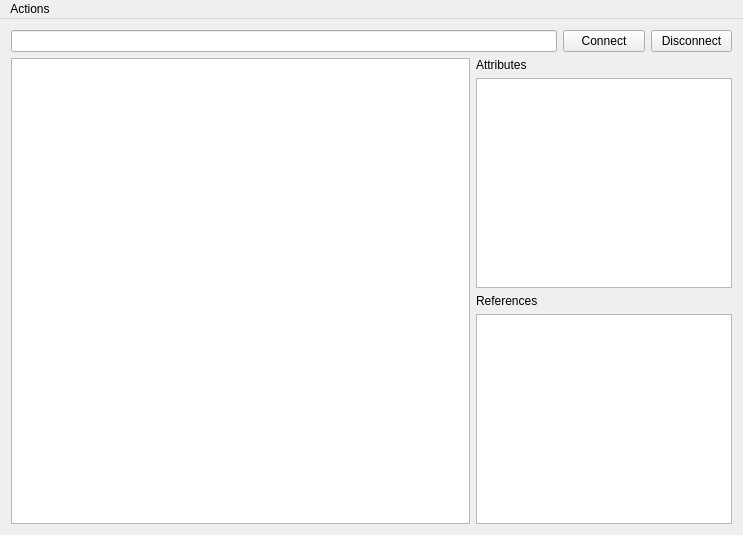
Old version of the form mainwindow_ui.ui in the repository FreeOpcUa/opcua-client-gui.
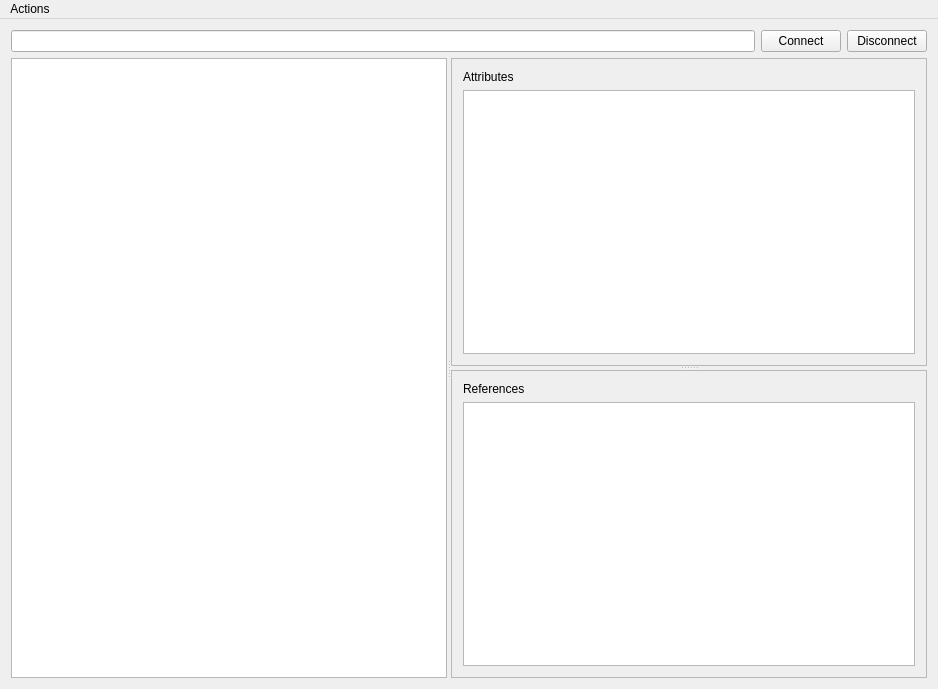
New version of the form.

Patch:
```diff
--- a/mainwindow_ui.ui
+++ b/mainwindow_ui.ui
@@ -6,60 +6,90 @@
    <rect>
     <x>0</x>
     <y>0</y>
-    <width>743</width>
-    <height>535</height>
+    <width>938</width>
+    <height>689</height>
    </rect>
   </property>
   <property name="windowTitle">
    <string>MainWindow</string>
   </property>
   <widget class="QWidget" name="centralWidget">
-   <layout class="QGridLayout" name="gridLayout">
-    <item row="0" column="0" colspan="2">
+   <layout class="QGridLayout" name="gridLayout_3">
+    <item row="0" column="0">
      <widget class="QLineEdit" name="addrLineEdit"/>
     </item>
-    <item row="0" column="2">
+    <item row="0" column="1">
      <widget class="QPushButton" name="connectButton">
       <property name="text">
        <string>Connect</string>
       </property>
      </widget>
     </item>
-    <item row="0" column="3">
+    <item row="0" column="2">
      <widget class="QPushButton" name="disconnectButton">
       <property name="text">
        <string>Disconnect</string>
       </property>
      </widget>
     </item>
-    <item row="2" column="1" colspan="3">
-     <widget class="QTreeView" name="attrView"/>
-    </item>
-    <item row="4" column="1" colspan="3">
-     <widget class="QTableView" name="refView"/>
-    </item>
-    <item row="3" column="1">
-     <widget class="QLabel" name="label">
-      <property name="text">
-       <string>References</string>
+    <item row="1" column="0" colspan="3">
+     <widget class="QSplitter" name="splitter">
+      <property name="orientation">
+       <enum>Qt::Horizontal</enum>
       </property>
-     </widget>
-    </item>
-    <item row="1" column="1" colspan="2">
-     <widget class="QLabel" name="label_2">
-      <property name="text">
-       <string>Attributes</string>
-      </property>
-     </widget>
-    </item>
-    <item row="1" column="0" rowspan="4">
-     <widget class="QTreeView" name="treeView">
-      <property name="editTriggers">
-       <set>QAbstractItemView::NoEditTriggers</set>
-      </property>
-      <property name="dragEnabled">
-       <bool>true</bool>
-      </property>
+      <widget class="QTreeView" name="treeView">
+       <property name="editTriggers">
+        <set>QAbstractItemView::NoEditTriggers</set>
+       </property>
+       <property name="dragEnabled">
+        <bool>true</bool>
+       </property>
+      </widget>
+      <widget class="QSplitter" name="splitter_2">
+       <property name="orientation">
+        <enum>Qt::Vertical</enum>
+       </property>
+       <widget class="QFrame" name="frame">
+        <property name="frameShape">
+         <enum>QFrame::StyledPanel</enum>
+        </property>
+        <property name="frameShadow">
+         <enum>QFrame::Raised</enum>
+        </property>
+        <layout class="QGridLayout" name="gridLayout">
+         <item row="2" column="0">
+          <widget class="QTreeView" name="attrView"/>
+         </item>
+         <item row="1" column="0">
+          <widget class="QLabel" name="label_2">
+           <property name="text">
+            <string>Attributes</string>
+           </property>
+          </widget>
+         </item>
+        </layout>
+       </widget>
+       <widget class="QFrame" name="frame_2">
+        <property name="frameShape">
+         <enum>QFrame::StyledPanel</enum>
+        </property>
+        <property name="frameShadow">
+         <enum>QFrame::Raised</enum>
+        </property>
+        <layout class="QGridLayout" name="gridLayout_2">
+         <item row="1" column="0">
+          <widget class="QTableView" name="refView"/>
+         </item>
+         <item row="0" column="0">
+          <widget class="QLabel" name="label">
+           <property name="text">
+            <string>References</string>
+           </property>
+          </widget>
+         </item>
+        </layout>
+       </widget>
+      </widget>
      </widget>
     </item>
    </layout>
@@ -69,7 +99,7 @@
     <rect>
      <x>0</x>
      <y>0</y>
-     <width>743</width>
+     <width>938</width>
      <height>27</height>
     </rect>
    </property>
```
Left out of the diff: 9 changed lines with no effect on the pictures.
